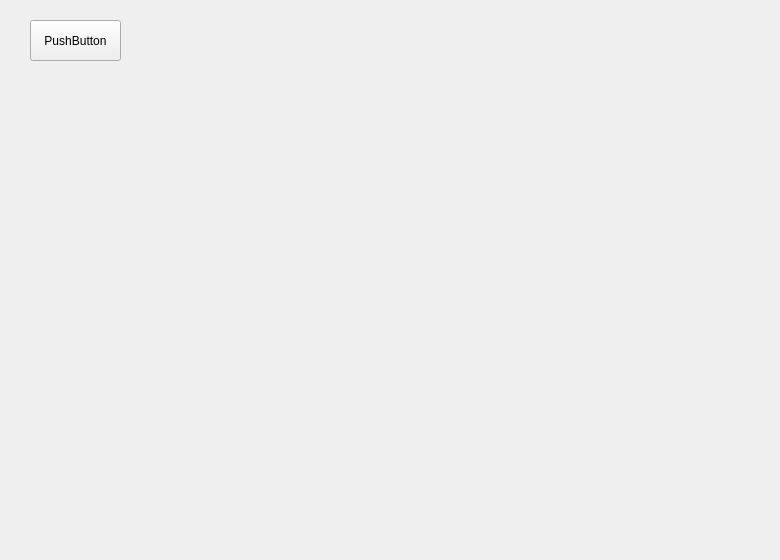
Qt form SoftWare/PCTool/AdvancedClock/ControlDevice.ui (ZhangYiXiSucceed/Advanced-Clock) before a commit.
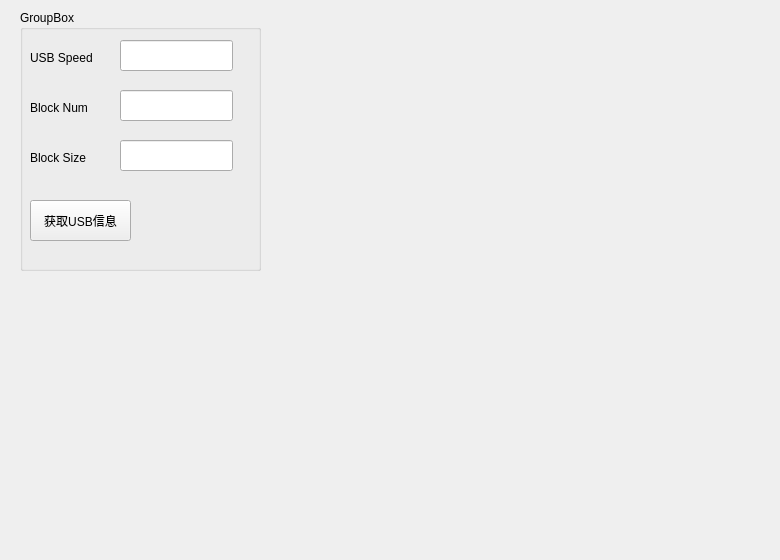
The same form after that commit.

Commit message: support the get the usb info to show

```diff
--- a/SoftWare/PCTool/AdvancedClock/ControlDevice.ui
+++ b/SoftWare/PCTool/AdvancedClock/ControlDevice.ui
@@ -13,18 +13,109 @@
   <property name="windowTitle">
    <string>Form</string>
   </property>
-  <widget class="QPushButton" name="GetUSBInfo">
+  <widget class="QGroupBox" name="groupBox">
    <property name="geometry">
     <rect>
-     <x>30</x>
-     <y>20</y>
-     <width>91</width>
-     <height>41</height>
+     <x>20</x>
+     <y>10</y>
+     <width>241</width>
+     <height>261</height>
     </rect>
    </property>
-   <property name="text">
-    <string>PushButton</string>
+   <property name="title">
+    <string>GroupBox</string>
    </property>
+   <widget class="QLineEdit" name="LEBlockSize">
+    <property name="geometry">
+     <rect>
+      <x>100</x>
+      <y>130</y>
+      <width>113</width>
+      <height>31</height>
+     </rect>
+    </property>
+    <property name="readOnly">
+     <bool>true</bool>
+    </property>
+   </widget>
+   <widget class="QLineEdit" name="LEBlockNum">
+    <property name="geometry">
+     <rect>
+      <x>100</x>
+      <y>80</y>
+      <width>113</width>
+      <height>31</height>
+     </rect>
+    </property>
+    <property name="readOnly">
+     <bool>true</bool>
+    </property>
+   </widget>
+   <widget class="QLineEdit" name="LEUSBSpeed">
+    <property name="geometry">
+     <rect>
+      <x>100</x>
+      <y>30</y>
+      <width>113</width>
+      <height>31</height>
+     </rect>
+    </property>
+    <property name="readOnly">
+     <bool>true</bool>
+    </property>
+   </widget>
+   <widget class="QLabel" name="LabelUSBSpeed">
+    <property name="geometry">
+     <rect>
+      <x>10</x>
+      <y>40</y>
+      <width>81</width>
+      <height>16</height>
+     </rect>
+    </property>
+    <property name="text">
+     <string>USB Speed</string>
+    </property>
+   </widget>
+   <widget class="QLabel" name="LabelBlockNum">
+    <property name="geometry">
+     <rect>
+      <x>10</x>
+      <y>90</y>
+      <width>81</width>
+      <height>16</height>
+     </rect>
+    </property>
+    <property name="text">
+     <string>Block Num</string>
+    </property>
+   </widget>
+   <widget class="QLabel" name="LabelBlockSize">
+    <property name="geometry">
+     <rect>
+      <x>10</x>
+      <y>140</y>
+      <width>81</width>
+      <height>16</height>
+     </rect>
+    </property>
+    <property name="text">
+     <string>Block Size</string>
+    </property>
+   </widget>
+   <widget class="QPushButton" name="GetUSBInfo">
+    <property name="geometry">
+     <rect>
+      <x>10</x>
+      <y>190</y>
+      <width>101</width>
+      <height>41</height>
+     </rect>
+    </property>
+    <property name="text">
+     <string>获取USB信息</string>
+    </property>
+   </widget>
   </widget>
  </widget>
  <resources/>
```
The commit also changes 4 other files.
